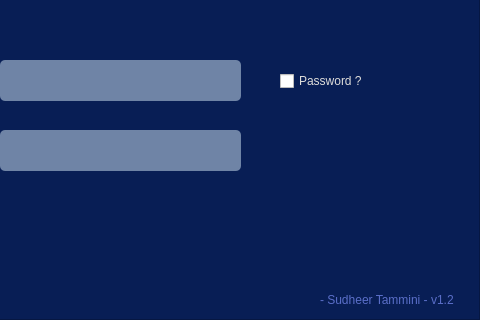
Old version of the form welcome.ui in the repository SudheerNotes/cams2csv; both pictures show x 300 to 780 and y 130 to 450 of the 780 by 450 pixel window.
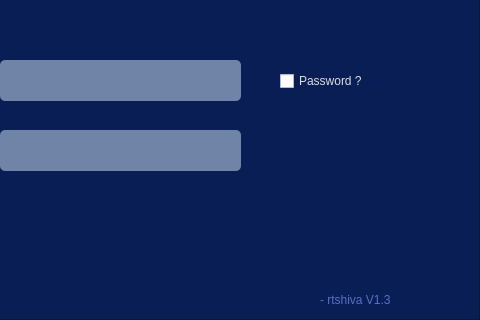
New version of the form.

Commit message: More cleanup to format the output in my preffered way

Patch:
```diff
--- a/welcome.ui
+++ b/welcome.ui
@@ -263,7 +263,7 @@
      <string notr="true">color: rgb(90, 110, 200);</string>
     </property>
     <property name="text">
-     <string>- Sudheer Tammini - v1.2</string>
+     <string>- rtshiva V1.3 </string>
     </property>
    </widget>
   </widget>
```
The commit also changes 1 other file.
